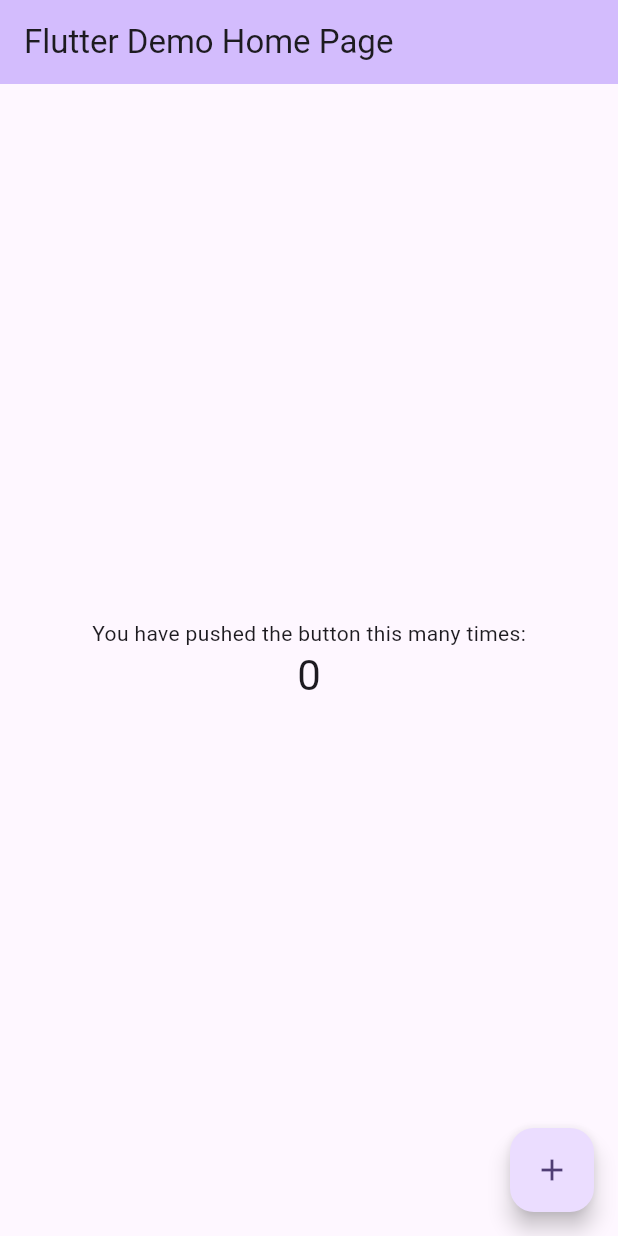
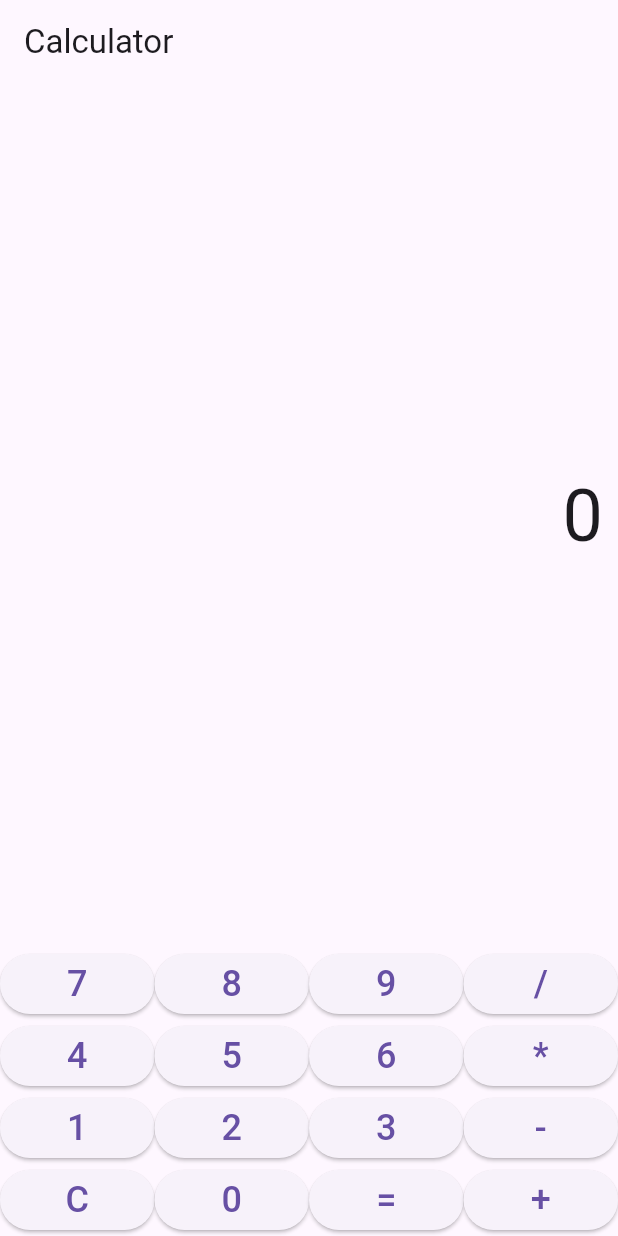
Before and after one commit to hasardulmi/calculator-app, a Flutter app: the screen it shows after launch, on a phone screen of 412 x 824 dp. Run offline on Flutter 3.47's test engine with Material 3 defaults, Android fonts, the phone set to English and light mode, and no system bars.

Commit message:
Front end is created

```diff
--- a/lib/main.dart
+++ b/lib/main.dart
@@ -1,125 +1,106 @@
 import 'package:flutter/material.dart';
 
 void main() {
-  runApp(const MyApp());
+  runApp(MyApp());
 }
 
 class MyApp extends StatelessWidget {
-  const MyApp({super.key});
-
-  // This widget is the root of your application.
   @override
   Widget build(BuildContext context) {
     return MaterialApp(
-      title: 'Flutter Demo',
-      theme: ThemeData(
-        // This is the theme of your application.
-        //
-        // TRY THIS: Try running your application with "flutter run". You'll see
-        // the application has a purple toolbar. Then, without quitting the app,
-        // try changing the seedColor in the colorScheme below to Colors.green
-        // and then invoke "hot reload" (save your changes or press the "hot
-        // reload" button in a Flutter-supported IDE, or press "r" if you used
-        // the command line to start the app).
-        //
-        // Notice that the counter didn't reset back to zero; the application
-        // state is not lost during the reload. To reset the state, use hot
-        // restart instead.
-        //
-        // This works for code too, not just values: Most code changes can be
-        // tested with just a hot reload.
-        colorScheme: ColorScheme.fromSeed(seedColor: Colors.deepPurple),
-        useMaterial3: true,
-      ),
-      home: const MyHomePage(title: 'Flutter Demo Home Page'),
+      title: 'Calculator',
+      theme: ThemeData(primarySwatch: Colors.blue),
+      home: CalculatorScreen(),
     );
   }
 }
 
-class MyHomePage extends StatefulWidget {
-  const MyHomePage({super.key, required this.title});
-
-  // This widget is the home page of your application. It is stateful, meaning
-  // that it has a State object (defined below) that contains fields that affect
-  // how it looks.
-
-  // This class is the configuration for the state. It holds the values (in this
-  // case the title) provided by the parent (in this case the App widget) and
-  // used by the build method of the State. Fields in a Widget subclass are
-  // always marked "final".
-
-  final String title;
-
+class CalculatorScreen extends StatefulWidget {
   @override
-  State<MyHomePage> createState() => _MyHomePageState();
+  _CalculatorScreenState createState() => _CalculatorScreenState();
 }
 
-class _MyHomePageState extends State<MyHomePage> {
-  int _counter = 0;
+class _CalculatorScreenState extends State<CalculatorScreen> {
+  String _output = '0';
 
-  void _incrementCounter() {
+  void _buttonPressed(String buttonText) {
     setState(() {
-      // This call to setState tells the Flutter framework that something has
-      // changed in this State, which causes it to rerun the build method below
-      // so that the display can reflect the updated values. If we changed
-      // _counter without calling setState(), then the build method would not be
-      // called again, and so nothing would appear to happen.
-      _counter++;
+      if (buttonText == 'C') {
+        _output = '0';
+      } else if (buttonText == '=') {
+        // Implement calculation logic here
+      } else {
+        if (_output == '0') {
+          _output = buttonText;
+        } else {
+          _output += buttonText;
+        }
+      }
     });
+  }
+
+  Widget buildButton(String buttonText) {
+    return Expanded(
+      child: ElevatedButton(
+        onPressed: () => _buttonPressed(buttonText),
+        child: Text(
+          buttonText,
+          style: TextStyle(fontSize: 24),
+        ),
+      ),
+    );
   }
 
   @override
   Widget build(BuildContext context) {
-    // This method is rerun every time setState is called, for instance as done
-    // by the _incrementCounter method above.
-    //
-    // The Flutter framework has been optimized to make rerunning build methods
-    // fast, so that you can just rebuild anything that needs updating rather
-    // than having to individually change instances of widgets.
     return Scaffold(
-      appBar: AppBar(
-        // TRY THIS: Try changing the color here to a specific color (to
-        // Colors.amber, perhaps?) and trigger a hot reload to see the AppBar
-        // change color while the other colors stay the same.
-        backgroundColor: Theme.of(context).colorScheme.inversePrimary,
-        // Here we take the value from the MyHomePage object that was created by
-        // the App.build method, and use it to set our appbar title.
-        title: Text(widget.title),
+      appBar: AppBar(title: Text('Calculator')),
+      body: Column(
+        children: [
+          Expanded(
+            child: Container(
+              alignment: Alignment.centerRight,
+              padding: EdgeInsets.symmetric(horizontal: 10),
+              child: Text(
+                _output,
+                style: TextStyle(fontSize: 48),
+              ),
+            ),
+          ),
+          Row(
+            children: [
+              buildButton('7'),
+              buildButton('8'),
+              buildButton('9'),
+              buildButton('/'),
+            ],
+          ),
+          Row(
+            children: [
+              buildButton('4'),
+              buildButton('5'),
+              buildButton('6'),
+              buildButton('*'),
+            ],
+          ),
+          Row(
+            children: [
+              buildButton('1'),
+              buildButton('2'),
+              buildButton('3'),
+              buildButton('-'),
+            ],
+          ),
+          Row(
+            children: [
+              buildButton('C'),
+              buildButton('0'),
+              buildButton('='),
+              buildButton('+'),
+            ],
+          ),
+        ],
       ),
-      body: Center(
-        // Center is a layout widget. It takes a single child and positions it
-        // in the middle of the parent.
-        child: Column(
-          // Column is also a layout widget. It takes a list of children and
-          // arranges them vertically. By default, it sizes itself to fit its
-          // children horizontally, and tries to be as tall as its parent.
-          //
-          // Column has various properties to control how it sizes itself and
-          // how it positions its children. Here we use mainAxisAlignment to
-          // center the children vertically; the main axis here is the vertical
-          // axis because Columns are vertical (the cross axis would be
-          // horizontal).
-          //
-          // TRY THIS: Invoke "debug painting" (choose the "Toggle Debug Paint"
-          // action in the IDE, or press "p" in the console), to see the
-          // wireframe for each widget.
-          mainAxisAlignment: MainAxisAlignment.center,
-          children: <Widget>[
-            const Text(
-              'You have pushed the button this many times:',
-            ),
-            Text(
-              '$_counter',
-              style: Theme.of(context).textTheme.headlineMedium,
-            ),
-          ],
-        ),
-      ),
-      floatingActionButton: FloatingActionButton(
-        onPressed: _incrementCounter,
-        tooltip: 'Increment',
-        child: const Icon(Icons.add),
-      ), // This trailing comma makes auto-formatting nicer for build methods.
     );
   }
 }
```
